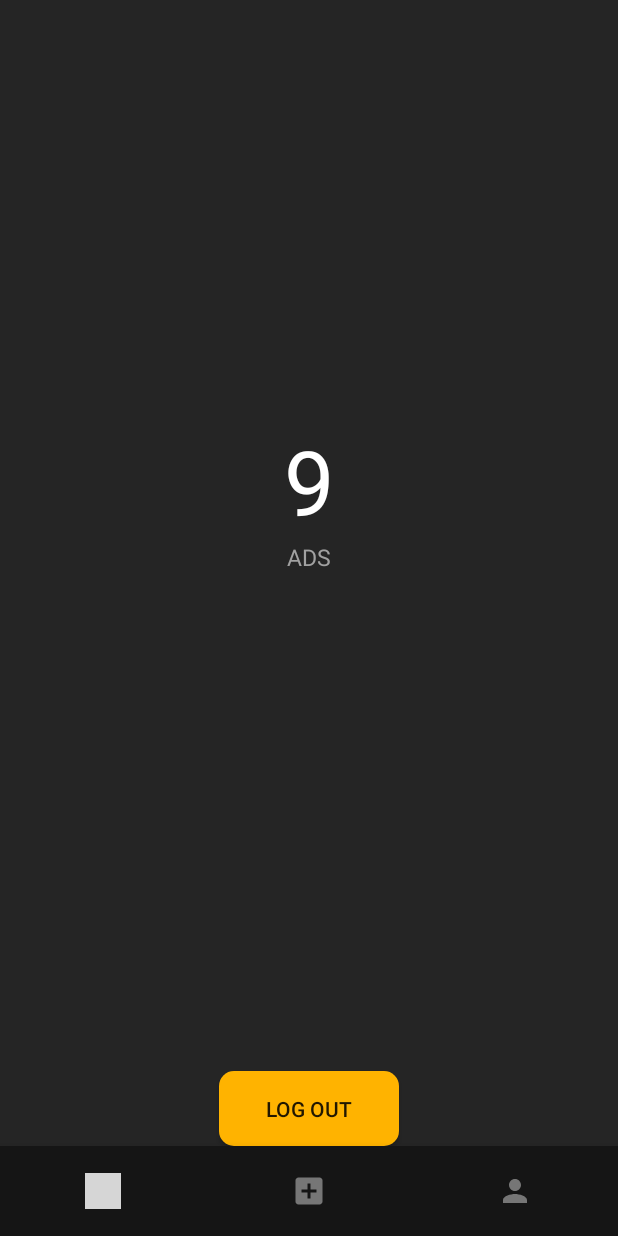
After one commit to sarathlal-k-s/m-easyBUY, an Android app: the fragment profileNestedFragment placed in its activity, on a phone screen of 412 x 824 dp. The commit adds this screen. Run offline under Robolectric (Android 15) with nearby library versions, the phone set to English and light mode, and no system bars; our stand-ins replace Firebase (no records; nobody signed in at launch, a user with empty details on screens opened directly), Picasso; grey boxes are pictures that could not be loaded.

Commit message:
Ad page layout fixed

```diff
--- a/app/src/main/AndroidManifest.xml
+++ b/app/src/main/AndroidManifest.xml
@@ -9,7 +9,6 @@
         android:roundIcon="@mipmap/ic_launcher_round"
         android:supportsRtl="true"
         android:theme="@style/AppTheme">
-        <activity android:name=".MyAdsActivity"></activity>
         <activity android:name=".AdPageActivity" />
         <activity android:name=".FeedActivity" />
         <activity android:name=".RegisterActivity" />
--- /dev/null
+++ b/app/src/main/java/com/sarath/m_easybuy/profileNestedFragment.java
@@ -0,0 +1,63 @@
+package com.sarath.m_easybuy;
+
+import android.content.Intent;
+import android.os.Bundle;
+import android.view.LayoutInflater;
+import android.view.View;
+import android.view.ViewGroup;
+import android.widget.TextView;
+
+import androidx.fragment.app.Fragment;
+
+import com.google.firebase.auth.FirebaseAuth;
+import com.google.firebase.auth.FirebaseUser;
+
+public class profileNestedFragment extends Fragment {
+    public profileNestedFragment(){
+    }
+
+    @Override
+    public View onCreateView(LayoutInflater inflater, ViewGroup container,
+                             Bundle savedInstanceState) {
+        View view = inflater.inflate(R.layout.nestedfragment_profile, container, false);
+
+        view.findViewById(R.id.logoutButton).setOnClickListener(new View.OnClickListener() {
+            @Override
+            public void onClick(View v) {
+                logoutUser();
+            }
+        });
+
+        TextView textViewUsername;
+        TextView textViewEmail;
+        TextView textViewYourAds;
+
+        FirebaseUser user = FirebaseAuth.getInstance().getCurrentUser();
+        if(user != null){
+            String name = user.getDisplayName();
+            String email = user.getEmail();
+
+            textViewUsername = view.findViewById(R.id.textViewUsername);
+            textViewUsername.setText(name);
+
+            textViewEmail = view.findViewById(R.id.textViewEmail);
+            textViewEmail.setText(email);
+        }
+
+        textViewYourAds = view.findViewById(R.id.textViewYourAds);
+        textViewYourAds.setOnClickListener(new View.OnClickListener() {
+            @Override
+            public void onClick(View v) {
+                getActivity().getSupportFragmentManager().beginTransaction().addToBackStack("here").replace(R.id.fragmentContainerProfileFragment,new myadsNestedFragment()).commit();
+            }
+        });
+
+        return view;
+    }
+    private void logoutUser(){
+        FirebaseAuth.getInstance().signOut();
+        Intent intent = new Intent(getActivity(),LoginActivity.class);
+        intent.setFlags(Intent.FLAG_ACTIVITY_NEW_TASK | Intent.FLAG_ACTIVITY_CLEAR_TASK);
+        startActivity(intent);
+    }
+}
--- a/app/src/main/res/layout/activity_myads.xml
+++ b/app/src/main/res/layout/nestedfragment_myads.xml
@@ -4,7 +4,6 @@
     xmlns:tools="http://schemas.android.com/tools"
     android:layout_width="match_parent"
     android:layout_height="match_parent"
-    tools:context=".MyAdsActivity"
-    android:background="@color/darkGrey">
+    android:background="@color/lightGrey">
 
 </androidx.constraintlayout.widget.ConstraintLayout>
--- /dev/null
+++ b/app/src/main/res/layout/nestedfragment_profile.xml
@@ -0,0 +1,74 @@
+<?xml version="1.0" encoding="utf-8"?>
+<androidx.constraintlayout.widget.ConstraintLayout
+    xmlns:android="http://schemas.android.com/apk/res/android"
+    android:layout_width="match_parent"
+    android:layout_height="match_parent"
+    xmlns:app="http://schemas.android.com/apk/res-auto"
+    android:background="@color/lightGrey">
+
+    <TextView
+        android:id="@+id/textViewUsername"
+        android:layout_width="wrap_content"
+        android:layout_height="wrap_content"
+        android:layout_marginTop="40dp"
+        android:text="Name"
+        android:textColor="@color/white"
+        android:textSize="35sp"
+        app:layout_constraintEnd_toEndOf="parent"
+        app:layout_constraintStart_toStartOf="parent"
+        app:layout_constraintTop_toTopOf="parent" />
+
+    <TextView
+        android:id="@+id/textViewEmail"
+        android:layout_width="wrap_content"
+        android:layout_height="wrap_content"
+        android:text="email@address.com"
+        android:textColor="@color/offWhite"
+        android:textStyle="italic"
+        android:textSize="15sp"
+        app:layout_constraintEnd_toEndOf="parent"
+        app:layout_constraintStart_toStartOf="parent"
+        app:layout_constraintTop_toBottomOf="@id/textViewUsername"
+        app:layout_constraintVertical_bias="0.172" />
+
+
+    <TextView
+        android:id="@+id/textViewYourAds"
+        android:layout_width="wrap_content"
+        android:layout_height="wrap_content"
+        android:layout_marginTop="20dp"
+        android:text="9"
+        android:textColor="@color/white"
+        android:textSize="60dp"
+        app:layout_constraintBottom_toTopOf="@id/logoutButton"
+        app:layout_constraintEnd_toEndOf="parent"
+        app:layout_constraintStart_toStartOf="parent"
+        app:layout_constraintTop_toBottomOf="@id/textViewEmail"
+        app:layout_constraintVertical_bias="0.3" />
+
+    <TextView
+        android:id="@+id/yourAdsTitle"
+        android:layout_width="wrap_content"
+        android:layout_height="wrap_content"
+        android:text="ADS"
+        android:textColor="@color/offWhite"
+        android:textSize="15sp"
+        android:layout_marginBottom="20dp"
+        app:layout_constraintEnd_toEndOf="parent"
+        app:layout_constraintStart_toStartOf="parent"
+        app:layout_constraintTop_toBottomOf="@id/textViewYourAds" />
+
+    <Button
+        android:id="@+id/logoutButton"
+        android:layout_width="120dp"
+        android:layout_height="50dp"
+        android:background="@drawable/bt_reg"
+        android:text="@string/logout_button"
+        android:layout_marginTop="50dp"
+        app:layout_constraintVertical_bias="1"
+        app:layout_constraintBottom_toBottomOf="parent"
+        app:layout_constraintEnd_toEndOf="parent"
+        app:layout_constraintStart_toStartOf="parent"
+        app:layout_constraintTop_toBottomOf="@id/yourAdsTitle"/>
+
+</androidx.constraintlayout.widget.ConstraintLayout>
```
Also changed, not shown: app/src/main/java/com/sarath/m_easybuy/MyAdsActivity.java (deleted, +0 -14 lines), app/src/main/java/com/sarath/m_easybuy/myadsNestedFragment.java (added, +30 -0 lines), app/src/main/java/com/sarath/m_easybuy/profileFragment.java (+2 -37 lines), app/src/main/res/layout/fragment_profile.xml (+9 -75 lines).
